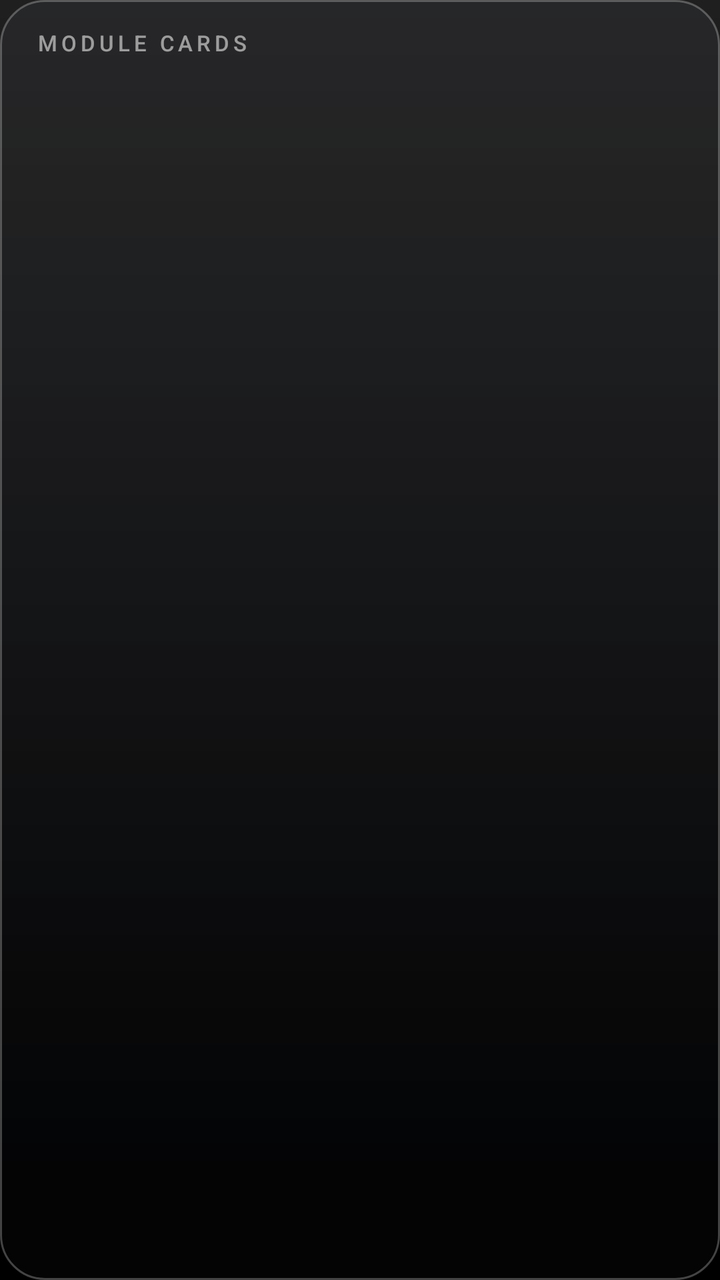
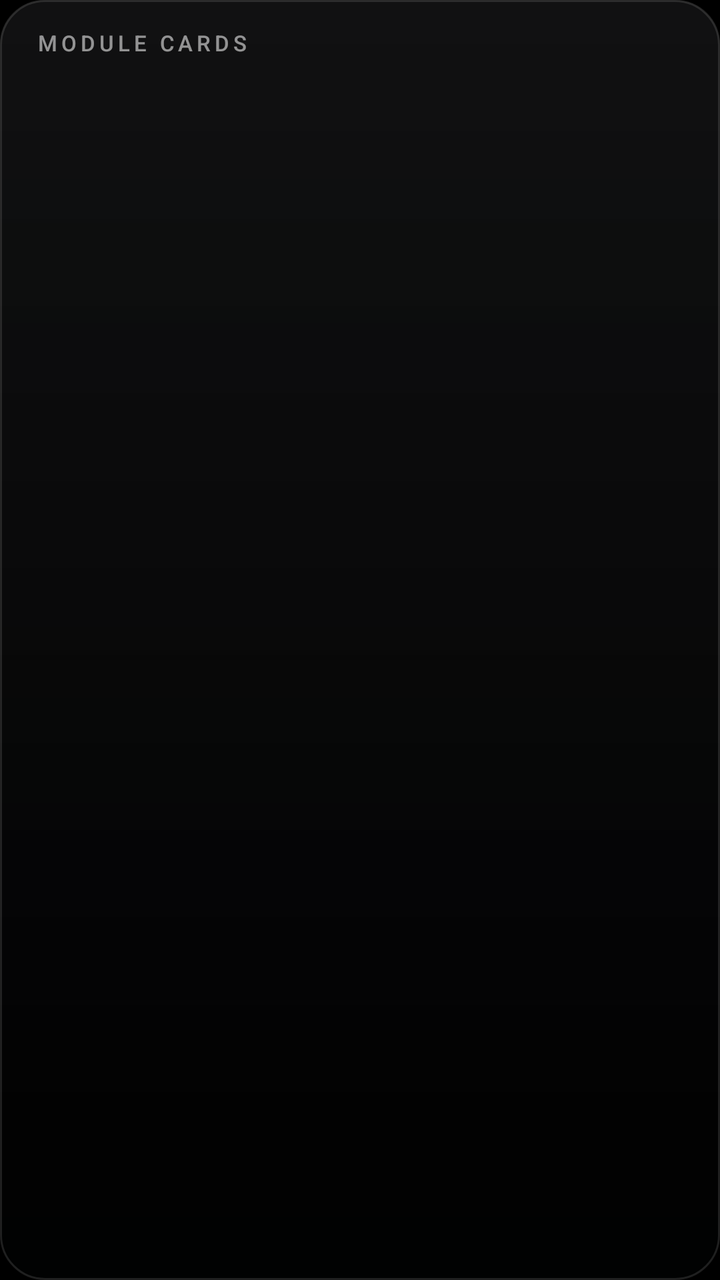

The first picture is an Android layout as it rendered before a commit; the second is the same layout after the commit. The layout source and the unified diff follow.
<!-- AndroidManifest.xml: application theme Theme.Veil -->
<!-- res/layout/popup_cards.xml -->
<?xml version="1.0" encoding="utf-8"?>
<LinearLayout xmlns:android="http://schemas.android.com/apk/res/android"
    android:id="@+id/panel"
    android:layout_width="match_parent"
    android:layout_height="wrap_content"
    android:orientation="vertical"
    android:background="@drawable/glass_panel"
    android:padding="6dp"
    android:elevation="12dp">

    <TextView
        android:layout_width="match_parent"
        android:layout_height="wrap_content"
        android:paddingStart="12dp"
        android:paddingEnd="12dp"
        android:paddingTop="8dp"
        android:paddingBottom="6dp"
        android:text="@string/module_cards"
        android:textColor="#8CFFFFFF"
        android:textSize="11sp"
        android:fontFamily="sans-serif"
        android:fontVariationSettings="'wght' 500"
        android:letterSpacing="0.18"
        android:textAllCaps="true" />

    <ScrollView
        android:layout_width="match_parent"
        android:layout_height="0dp"
        android:layout_weight="1"
        android:scrollbars="none"
        android:overScrollMode="never">

        <LinearLayout
            android:id="@+id/rows"
            android:layout_width="match_parent"
            android:layout_height="wrap_content"
            android:orientation="vertical" />
    </ScrollView>
</LinearLayout>
<!-- resources referenced by this layout -->
<resources>
  <!-- drawable glass_panel (drawable) -->
  <?xml version="1.0" encoding="utf-8"?>
  <layer-list xmlns:android="http://schemas.android.com/apk/res/android">
      <item>
          <shape android:shape="rectangle">
              <gradient android:angle="270"
                  android:startColor="#3D23262E"
                  android:endColor="#2A16181E" />
              <stroke android:width="1dp" android:color="#42FFFFFF" />
              <corners android:radius="22dp" />
          </shape>
      </item>
      
      <item android:bottom="72dp">
          <shape android:shape="rectangle">
              <gradient android:angle="270"
                  android:startColor="#1FFFFFFF"
                  android:endColor="#00FFFFFF" />
          </shape>
      </item>
  </layer-list>
  <string name="module_cards">Module cards</string>
  <style name="Theme.Veil" parent="android:Theme.Material.NoActionBar.Fullscreen">
          <item name="android:windowBackground">@android:color/black</item>
          <item name="android:colorBackground">@android:color/black</item>
          <item name="android:windowAnimationStyle">@null</item>
      </style>
</resources>

<!-- the commit's change to res/layout/popup_cards.xml (unified diff, before → after) -->
@@ -4,7 +4,7 @@
     android:layout_width="match_parent"
     android:layout_height="wrap_content"
     android:orientation="vertical"
-    android:background="@drawable/glass_panel"
+    android:background="@drawable/glass_panel_light"
     android:padding="6dp"
     android:elevation="12dp">
 
<!-- resource entries referenced after the edit -->
@@ -1,14 +1,14 @@
 <!-- resources referenced by this layout -->
 <resources>
-  <!-- drawable glass_panel (drawable) -->
+  <!-- drawable glass_panel_light (drawable) -->
   <?xml version="1.0" encoding="utf-8"?>
   <layer-list xmlns:android="http://schemas.android.com/apk/res/android">
       <item>
           <shape android:shape="rectangle">
               <gradient android:angle="270"
-                  android:startColor="#3D23262E"
-                  android:endColor="#2A16181E" />
-              <stroke android:width="1dp" android:color="#42FFFFFF" />
+                  android:startColor="#1C23262E"
+                  android:endColor="#1016181E" />
+              <stroke android:width="1dp" android:color="#1EFFFFFF" />
               <corners android:radius="22dp" />
           </shape>
       </item>
@@ -16,8 +16,9 @@
       <item android:bottom="72dp">
           <shape android:shape="rectangle">
               <gradient android:angle="270"
-                  android:startColor="#1FFFFFFF"
+                  android:startColor="#0DFFFFFF"
                   android:endColor="#00FFFFFF" />
+              <corners android:topLeftRadius="22dp" android:topRightRadius="22dp" />
           </shape>
       </item>
   </layer-list>
